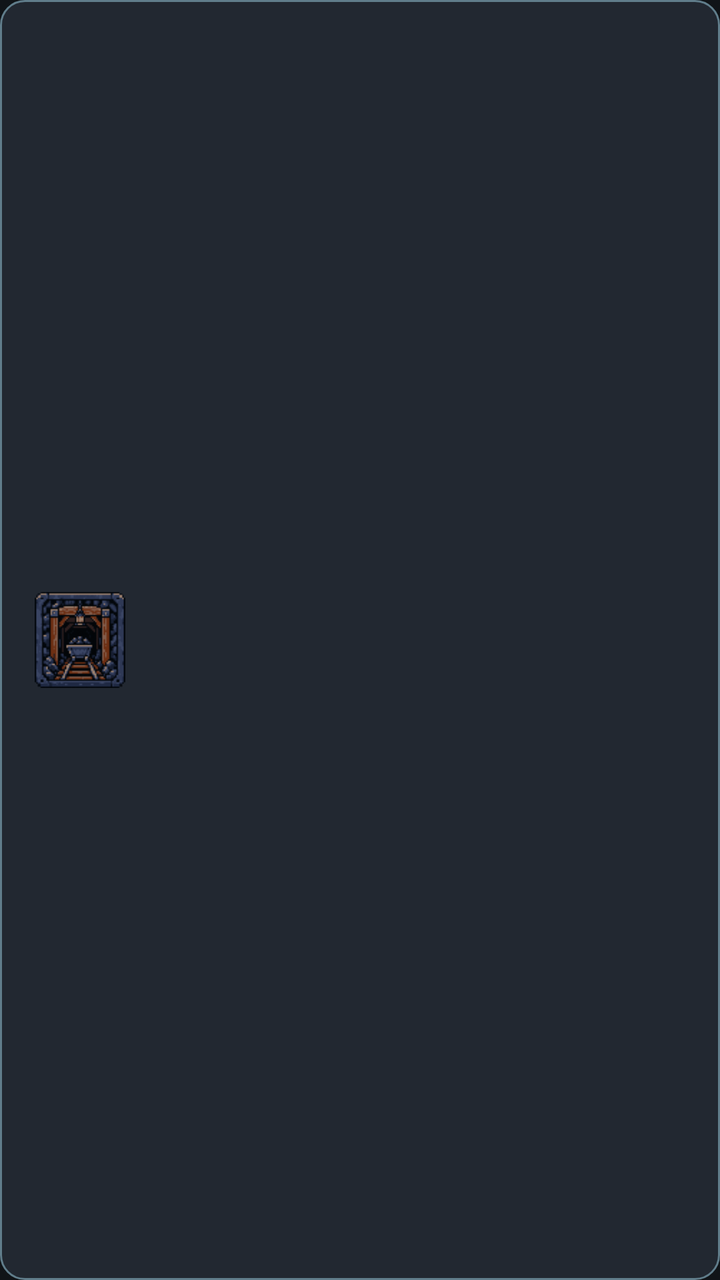
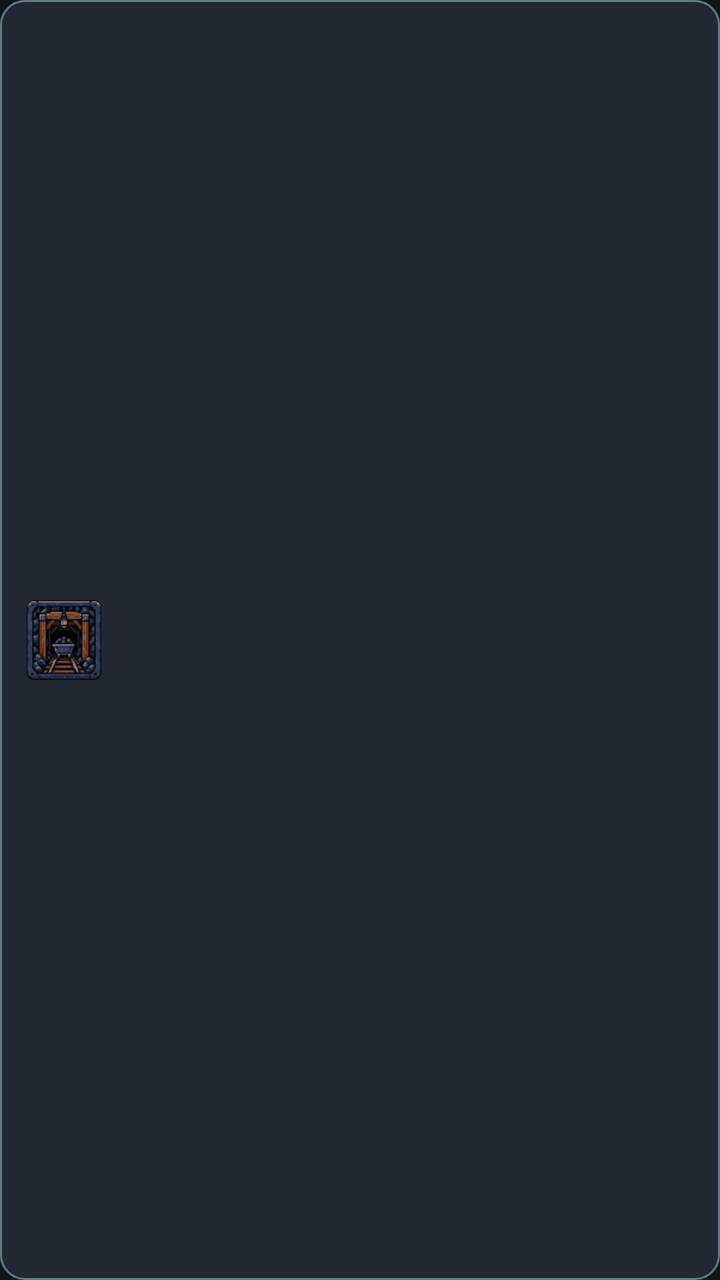

Compare the two renders of this Android layout. The source of the first and the diff that turns it into the second are given below.
<!-- AndroidManifest.xml: application theme Theme.MinesweeperEvolution -->
<!-- res/layout/item_mode_card.xml -->
<?xml version="1.0" encoding="utf-8"?>
<LinearLayout xmlns:android="http://schemas.android.com/apk/res/android"
    android:layout_width="match_parent"
    android:layout_height="wrap_content"
    android:orientation="horizontal"
    android:gravity="center_vertical"
    android:background="@drawable/bg_button_secondary"
    android:padding="16dp"
    android:clickable="true"
    android:focusable="true">

    <ImageView
        android:id="@+id/ivModeIcon"
        android:layout_width="48dp"
        android:layout_height="48dp"
        android:layout_marginEnd="12dp"
        android:scaleType="fitCenter"
        android:contentDescription="@null"
        android:src="@drawable/mode_classic" />

    <LinearLayout
        android:layout_width="0dp"
        android:layout_height="wrap_content"
        android:layout_weight="1"
        android:orientation="vertical">

        <TextView
            android:id="@+id/tvModeName"
            style="@style/ModeTitle"
            android:fontFamily="@font/pixelify_sans"
            android:layout_width="wrap_content"
            android:layout_height="wrap_content" />

        <TextView
            android:id="@+id/tvModeDesc"
            style="@style/ModeDesc"
            android:fontFamily="@font/pixelify_sans"
            android:layout_width="match_parent"
            android:layout_height="wrap_content"
            android:layout_marginTop="4dp" />
    </LinearLayout>
</LinearLayout>
<!-- resources referenced by this layout -->
<resources>
  <!-- drawable bg_button_secondary (drawable) -->
  <?xml version="1.0" encoding="utf-8"?>
  <selector xmlns:android="http://schemas.android.com/apk/res/android">
      
      <item android:state_selected="true">
          <shape android:shape="rectangle">
              <solid android:color="@color/accent"/>
              <corners android:radius="12dp"/>
              <stroke android:width="1dp" android:color="@color/accent_2"/>
          </shape>
      </item>
      
      <item android:state_pressed="true">
          <shape android:shape="rectangle">
              <solid android:color="@color/bg_panel_alt"/>
              <corners android:radius="12dp"/>
              <stroke android:width="2dp" android:color="@color/accent"/>
          </shape>
      </item>
      
      <item>
          <shape android:shape="rectangle">
              <solid android:color="@color/bg_panel_alt"/>
              <corners android:radius="12dp"/>
              <stroke android:width="1dp" android:color="@color/text_dim"/>
          </shape>
      </item>
  </selector>
  <!-- drawable mode_classic: png bitmap (drawable, 5647 bytes) -->
  <style name="ModeDesc">
          <item name="android:textSize">12sp</item>
          <item name="android:textColor">@color/text_secondary</item>
          <item name="android:lineSpacingExtra">2dp</item>
          <item name="android:maxLines">2</item>
          <item name="android:ellipsize">end</item>
      </style>
  <style name="ModeTitle">
          <item name="android:textSize">16sp</item>
          <item name="android:textStyle">bold</item>
          <item name="android:textColor">@color/text_primary</item>
          <item name="android:maxLines">1</item>
          <item name="android:ellipsize">end</item>
      </style>
  <style name="Theme.MinesweeperEvolution" parent="Theme.AppCompat.NoActionBar">
          <item name="colorPrimary">@color/accent</item>
          <item name="colorPrimaryDark">@color/accent_2</item>
          <item name="colorAccent">@color/accent</item>
          <item name="android:windowBackground">@color/bg_dark</item>
          <item name="android:textColorPrimary">@color/text_primary</item>
          <item name="android:textColorSecondary">@color/text_secondary</item>
          <item name="android:statusBarColor" tools:targetApi="l">@color/bg_dark</item>
          
          <item name="android:alertDialogTheme">@style/Theme.MinesweeperDialog</item>
          <item name="alertDialogTheme">@style/Theme.MinesweeperDialog</item>
      </style>
  <color name="accent">#FF00BCD4</color>
  <color name="accent_2">#FF26C6DA</color>
  <color name="bg_panel_alt">#FF222831</color>
  <color name="text_dim">#FF607D8B</color>
  <color name="text_secondary">#FFB0BEC5</color>
  <color name="text_primary">#FFECEFF1</color>
  <color name="bg_dark">#FF101418</color>
  <style name="Theme.MinesweeperDialog" parent="Theme.AppCompat.Dialog.Alert">
          <item name="android:windowBackground">@color/bg_panel</item>
          <item name="android:textColorPrimary">@color/text_primary</item>
          <item name="android:textColorSecondary">@color/text_secondary</item>
          <item name="colorAccent">@color/accent</item>
          <item name="android:buttonBarButtonStyle">@style/Widget.DialogButton</item>
      </style>
  <color name="bg_panel">#FF1A1F26</color>
  <style name="Widget.DialogButton" parent="Widget.AppCompat.Button.ButtonBar.AlertDialog">
          <item name="android:textColor">@color/accent</item>
      </style>
</resources>

<!-- the commit's change to res/layout/item_mode_card.xml (unified diff, before → after) -->
@@ -5,15 +5,15 @@
     android:orientation="horizontal"
     android:gravity="center_vertical"
     android:background="@drawable/bg_button_secondary"
-    android:padding="16dp"
+    android:padding="12dp"
     android:clickable="true"
     android:focusable="true">
 
     <ImageView
         android:id="@+id/ivModeIcon"
-        android:layout_width="48dp"
-        android:layout_height="48dp"
-        android:layout_marginEnd="12dp"
+        android:layout_width="40dp"
+        android:layout_height="40dp"
+        android:layout_marginEnd="10dp"
         android:scaleType="fitCenter"
         android:contentDescription="@null"
         android:src="@drawable/mode_classic" />
